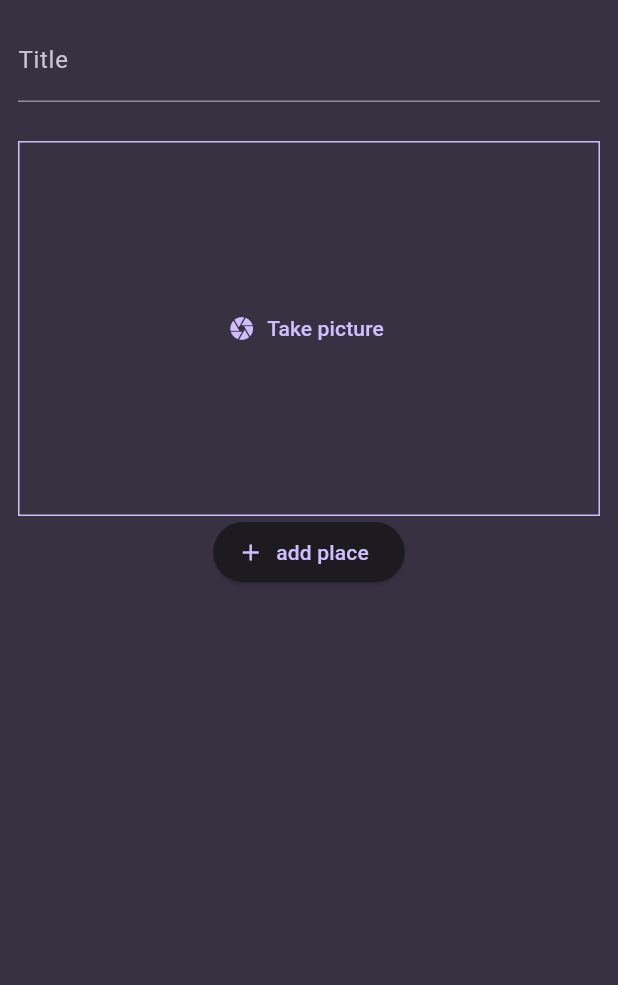
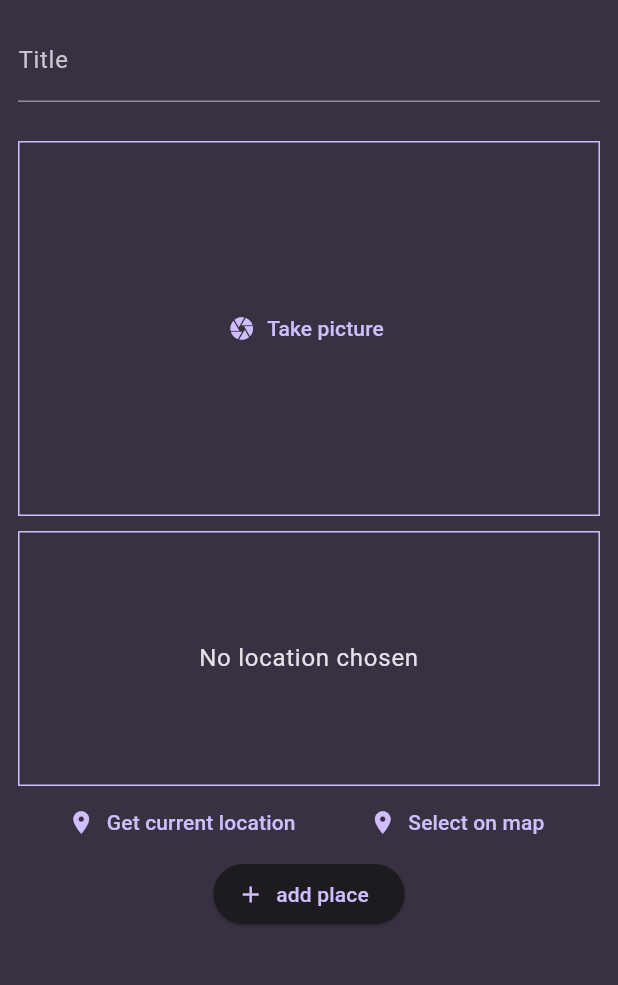
Before and after one commit to josuemj/Flutter-projects, a Flutter app: the AddPlaceScreen screen opened directly, on a phone screen of 412 x 824 dp, the part 84-1069 px from its top. Run offline on Flutter 3.47's test engine with Material 3 defaults, Android fonts, the phone set to English and light mode, and no system bars; our stand-ins replace flutter_dotenv, flutter_riverpod, google_fonts, image_picker, location, transparent_image; missing offline and left inert: dart_eval.

Commit message:
feat!: getting user location

```diff
--- a/favorite_places/lib/screens/add_place.dart
+++ b/favorite_places/lib/screens/add_place.dart
@@ -1,6 +1,7 @@
 import 'package:favorite_places/providers/user_places.dart';
 import 'package:favorite_places/widgets/dialogs/fill_place_dialog.dart';
 import 'package:favorite_places/widgets/image_input.dart';
+import 'package:favorite_places/widgets/location_input.dart';
 import 'package:flutter/cupertino.dart';
 import 'package:flutter/material.dart';
 import 'package:flutter_riverpod/flutter_riverpod.dart';
@@ -73,6 +74,10 @@ class _AddPlaceScreen extends ConsumerState<AddPlaceScreen> {
                 _selectedImage = image;
               },
             ),
+            const SizedBox(
+              height: 10,
+            ),
+            LocationInput(),
             ElevatedButton.icon(
               onPressed: _savePlace,
               icon: const Icon(Icons.add),
--- /dev/null
+++ b/favorite_places/lib/widgets/location_input.dart
@@ -0,0 +1,92 @@
+import 'package:flutter/material.dart';
+import 'package:location/location.dart';
+
+class LocationInput extends StatefulWidget {
+  const LocationInput({super.key});
+
+  @override
+  State<StatefulWidget> createState() {
+    return _LocationInputState();
+  }
+}
+
+class _LocationInputState extends State<LocationInput> {
+  Location? _pickerdLocation;
+  var _isGettingLocation = false;
+
+  void getLocatuion() async {
+    Location location = Location();
+
+    bool serviceEnabled;
+    PermissionStatus permissionGranted;
+    LocationData locationData;
+
+    serviceEnabled = await location.serviceEnabled();
+    if (!serviceEnabled) {
+      serviceEnabled = await location.requestService();
+      if (!serviceEnabled) {
+        return;
+      }
+    }
+
+    permissionGranted = await location.hasPermission();
+    if (permissionGranted == PermissionStatus.denied) {
+      permissionGranted = await location.requestPermission();
+      if (permissionGranted != PermissionStatus.granted) {
+        return;
+      }
+    }
+    setState(() {
+      _isGettingLocation = true;
+    });
+    locationData = await location.getLocation();
+    print(locationData.latitude);
+    setState(() {
+      _isGettingLocation = false;
+    });
+  }
+
+  @override
+  Widget build(BuildContext context) {
+    Widget previewContent = Text(
+      'No location chosen',
+      textAlign: TextAlign.center,
+      style: Theme.of(context)
+          .textTheme
+          .bodyLarge!
+          .copyWith(color: Theme.of(context).colorScheme.onBackground),
+    );
+
+    if (_isGettingLocation) {
+      previewContent = const CircularProgressIndicator();
+    }
+    return Column(
+      children: [
+        Container(
+            alignment: Alignment.center,
+            decoration: BoxDecoration(
+              border: Border.all(
+                  width: 1, color: Theme.of(context).colorScheme.primary),
+            ),
+            height: 170,
+            width: double.infinity,
+            child: previewContent),
+        Row(
+          mainAxisAlignment: MainAxisAlignment.spaceEvenly,
+          children: [
+            TextButton.icon(
+              onPressed: getLocatuion,
+              label: const Text('Get current location'),
+              icon: Icon(Icons.location_on),
+            ),
+            TextButton.icon(
+              onPressed: () {},
+              label: const Text('Select on map'),
+              icon: Icon(Icons.location_on),
+            )
+          ],
+        )
+      ],
+    );
+  }
+}
```
